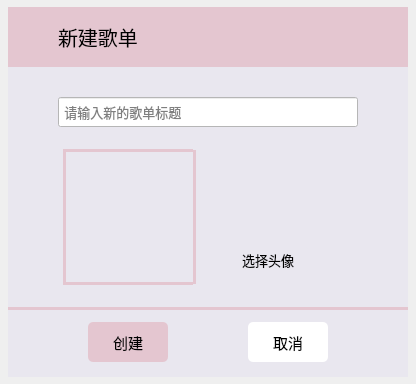
Old version of the form ui/newDialog.ui in the repository MyEternalMoon/PyQt_mp3Player.
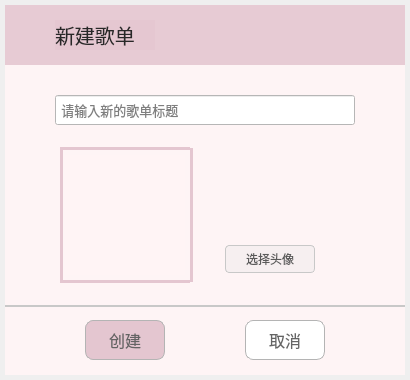
New version of the form. Icons and pictures are not drawn.

Patch:
```diff
--- a/ui/newDialog.ui
+++ b/ui/newDialog.ui
@@ -6,8 +6,8 @@
    <rect>
     <x>0</x>
     <y>0</y>
-    <width>416</width>
-    <height>384</height>
+    <width>410</width>
+    <height>380</height>
    </rect>
   </property>
   <property name="focusPolicy">
@@ -26,14 +26,14 @@
   <widget class="QWidget" name="widget_2" native="true">
    <property name="geometry">
     <rect>
-     <x>8</x>
-     <y>7</y>
+     <x>5</x>
+     <y>5</y>
      <width>400</width>
      <height>370</height>
     </rect>
    </property>
    <property name="styleSheet">
-    <string notr="true">background-color: #e9e7ef</string>
+    <string notr="true">background-color:rgba(255, 244, 245, 240);</string>
    </property>
    <widget class="QWidget" name="widget" native="true">
     <property name="geometry">
@@ -45,7 +45,7 @@
      </rect>
     </property>
     <property name="styleSheet">
-     <string notr="true">background-color: rgb(228, 198, 208);</string>
+     <string notr="true">background-color: rgba(228, 198, 208,230);</string>
     </property>
     <widget class="QLabel" name="label_2">
      <property name="geometry">
@@ -62,6 +62,9 @@
        <pointsize>15</pointsize>
       </font>
      </property>
+     <property name="styleSheet">
+      <string notr="true">color:rgb(40,40,40)</string>
+     </property>
      <property name="text">
       <string>新建歌单</string>
      </property>
@@ -91,8 +94,8 @@
     </property>
     <property name="font">
      <font>
-      <family>等线</family>
-      <pointsize>11</pointsize>
+      <family>微软雅黑 Light</family>
+      <pointsize>12</pointsize>
       <weight>50</weight>
       <bold>false</bold>
      </font>
@@ -104,9 +107,8 @@
      <enum>Qt::NoFocus</enum>
     </property>
     <property name="styleSheet">
-     <string notr="true">QPushButton{background-color:rgb(228, 198, 208);;border:0px;border-radius:5px;}
-
-QPushButton:hover{color: rgb(249, 144, 111);}</string>
+     <string notr="true">QPushButton{background-color:rgb(228, 198, 208);;border:1px solid rgb(180,180,180);border-radius:8px;color:rgb(100,100,100)}
+QPushButton:hover{color: black;background-color:rgb(220, 190, 200)}</string>
     </property>
     <property name="text">
      <string>创建</string>
@@ -161,8 +163,8 @@
     </property>
     <property name="font">
      <font>
-      <family>等线</family>
-      <pointsize>11</pointsize>
+      <family>微软雅黑 Light</family>
+      <pointsize>12</pointsize>
      </font>
     </property>
     <property name="cursor">
@@ -172,9 +174,9 @@
      <enum>Qt::NoFocus</enum>
     </property>
     <property name="styleSheet">
-     <string notr="true">QPushButton:hover{color: rgb(249, 144, 111);}
-QPushButton{border:1px;
-border-radius:5px;background-color:white}</string>
+     <string notr="true">QPushButton:hover{color: rgb(249, 144, 111);background:rgb(250,250,250)}
+QPushButton{border:1px solid rgb(180,180,180);
+border-radius:8px;background-color:white;color:rgb(100,100,100)}</string>
     </property>
     <property name="text">
      <string>取消</string>
@@ -188,23 +190,23 @@
      <rect>
       <x>220</x>
       <y>240</y>
-      <width>80</width>
-      <height>25</height>
+      <width>90</width>
+      <height>28</height>
      </rect>
     </property>
     <property name="font">
      <font>
-      <family>等线 Light</family>
-      <pointsize>10</pointsize>
+      <family>微软雅黑 Light</family>
+      <pointsize>9</pointsize>
      </font>
     </property>
     <property name="cursor">
      <cursorShape>PointingHandCursor</cursorShape>
     </property>
     <property name="styleSheet">
-     <string notr="true">QPushButton{border:0px;
-border-radius:4px;}
-QPushButton:hover{color: rgb(249, 144, 111);}</string>
+     <string notr="true">QPushButton{background:rgba(230,230,230,80);border:1px solid rgb(200,200,200);
+border-radius:4px;color:rgb(90,90,90)}
+QPushButton:hover{background:rgb(225, 225, 235);color: black;border-color:rgb(140,140,140)}</string>
     </property>
     <property name="text">
      <string>选择头像</string>
@@ -216,11 +218,11 @@
       <x>0</x>
       <y>300</y>
       <width>400</width>
-      <height>3</height>
+      <height>2</height>
      </rect>
     </property>
     <property name="styleSheet">
-     <string notr="true">background-color: rgb(228, 198, 208);</string>
+     <string notr="true">background-color: rgb(200,200,200)</string>
     </property>
     <property name="lineWidth">
      <number>0</number>
@@ -311,8 +313,8 @@
     <rect>
      <x>0</x>
      <y>0</y>
-     <width>416</width>
-     <height>384</height>
+     <width>410</width>
+     <height>380</height>
     </rect>
    </property>
    <property name="styleSheet">
```
Left out of the diff: 22 changed lines with no effect on the pictures.
